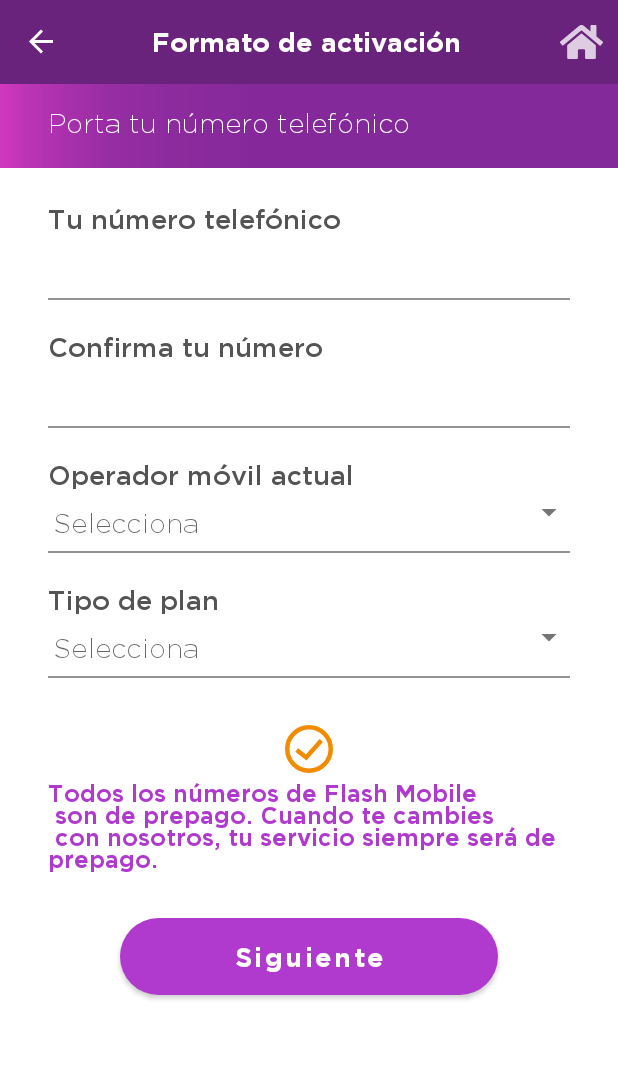
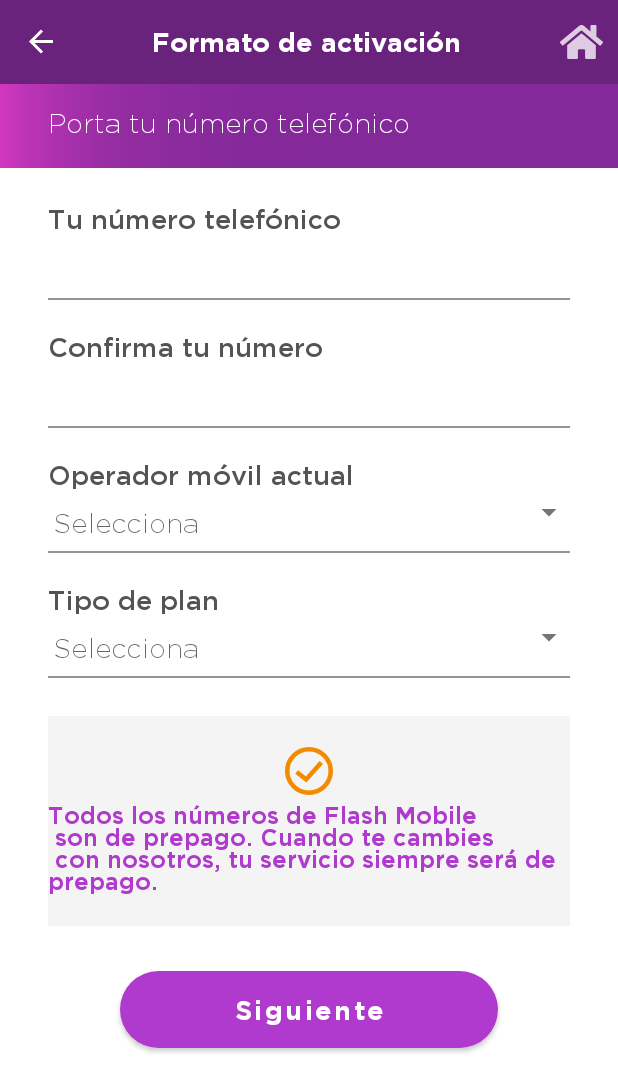
Before and after one commit to itsightconsulting/flash-mobile, an Android app: the FormPhoneFragment screen opened through its navigation route, on a phone screen of 412 x 824 dp. Shown: the top 1092 px of the screen. Run offline under Robolectric (Android 15) with nearby library versions, the phone set to English and light mode, and no system bars; our stand-ins replace Dagger/Hilt's generated code, RxJava, navigation-ui; libraries missing offline, so code that uses them is left out: com.google.zxing.integration; pictures from the network do not load; 1 statement that could not run was skipped.

Commit message:
fields only letter

```diff
--- a/app/src/main/java/com/itsight/flash/view/FormConfirmFragment.kt
+++ b/app/src/main/java/com/itsight/flash/view/FormConfirmFragment.kt
@@ -29,6 +29,12 @@
             val action = FormConfirmFragmentDirections.actionFormConfirmFragmentToTermsFragment()
             findNavController().navigate(action)
         }
+
+        btn_cancel.setOnClickListener({
+            val action = FormConfirmFragmentDirections.actionFormConfirmFragmentToFormFragment()
+            findNavController().navigate(action)
+        })
+
     }
 
     override fun onCreateOptionsMenu(menu: Menu, inflater: MenuInflater) {
--- a/app/src/main/java/com/itsight/flash/view/FormFragment.kt
+++ b/app/src/main/java/com/itsight/flash/view/FormFragment.kt
@@ -45,7 +45,13 @@
             .and()
             .valid(etEmail, true)
             .required()
+            .maxLength(320)
             .email()
+            .and()
+            .valid(etSponserTID, true)
+            .minLength(2)
+            .maxLength(10)
+            .validateNumber()
             .active()
 
 
--- a/app/src/main/java/com/itsight/flash/view/FormPhoneFragment.kt
+++ b/app/src/main/java/com/itsight/flash/view/FormPhoneFragment.kt
@@ -5,6 +5,7 @@
 import android.view.*
 import android.widget.AdapterView
 import android.widget.ArrayAdapter
+import android.widget.AutoCompleteTextView
 import androidx.fragment.app.Fragment
 import androidx.navigation.fragment.findNavController
 import com.google.android.material.snackbar.Snackbar
@@ -34,20 +35,33 @@
         super.onViewCreated(view, savedInstanceState)
 
         this.validatorMatrix =
-            MasterValidation().valid(etPhoneNumber, true, ::checkPortabilityArtificial).required()
+            MasterValidation()
+                .valid(etPhoneNumber, true, ::checkPortabilityArtificial)
+                .required()
+                .minLength(9)
+                .maxLength(9)
+                .validateNumber()
                 .and()
                 .valid(etConfirmPhoneNumber, true, ::checkPortabilityArtificial)
-                .equalsTo(etPhoneNumber).active()
+                .equalsTo(etPhoneNumber)
+                .and()
+                .valid(acMobileOperator)
+                .required()
+                .and()
+                .valid(acPlanType)
+                .required()
+                .active()
 
-        val adapter = ArrayAdapter(
-            context!!,
-            R.layout.dropdown_menu_popup_item,
-            arrayOf(1, 2, 3)
-        )
-        adapter.setDropDownViewResource(android.R.layout.simple_spinner_dropdown_item)
-        acPlanType.setAdapter(adapter)
+        val OperadorList = arrayOf("Bitel", "Claro", "Cuy", "Inkacel", "Movistar")
+        val TipoPlanList = arrayOf("Postpago", "Prepago")
+        setAdapterToElement(OperadorList, acMobileOperator)
+        setAdapterToElement(TipoPlanList, acPlanType)
 
         btn_continue.setOnClickListener {
+
+            val MobileOperator = acMobileOperator.text.toString()
+            val PlanType = acPlanType.text.toString()
+
             if (this.validatorMatrix.checkValidity()) {
                 val action =
                     FormPhoneFragmentDirections.actionFormPhoneFragmentToFormConfirmFragment()
@@ -69,4 +83,14 @@
         inflater.inflate(R.menu.main_menu, menu)
         super.onCreateOptionsMenu(menu, inflater)
     }
+
+    fun setAdapterToElement(listado: Array<String>, elemento: AutoCompleteTextView) {
+        val adapter = ArrayAdapter(
+            context!!,
+            R.layout.dropdown_menu_popup_item,
+            listado
+        )
+        adapter.setDropDownViewResource(android.R.layout.simple_spinner_dropdown_item)
+        elemento.setAdapter(adapter)
+    }
 }
--- a/app/src/main/res/layout/form_fragment.xml
+++ b/app/src/main/res/layout/form_fragment.xml
@@ -58,6 +58,7 @@
                 <com.google.android.material.textfield.TextInputEditText
                     android:id="@+id/etName"
                     style="@style/flash_edit_text"
+                    android:digits="áéíóúÁÉÍÓÚabcdefghijklmnñopqrstuvwxyzABCDEFGHIJKLMNÑOPQRSTUVWXYZ "
                     android:inputType="text"
                     android:text="" />
             </com.google.android.material.textfield.TextInputLayout>
@@ -82,6 +83,7 @@
                 <com.google.android.material.textfield.TextInputEditText
                     android:id="@+id/etLastName"
                     style="@style/flash_edit_text"
+                    android:digits="áéíóúÁÉÍÓÚabcdefghijklmnñopqrstuvwxyzABCDEFGHIJKLMNÑOPQRSTUVWXYZ "
                     android:inputType="text"
                     android:text="" />
             </com.google.android.material.textfield.TextInputLayout>
--- a/app/src/main/res/layout/form_phone_fragment.xml
+++ b/app/src/main/res/layout/form_phone_fragment.xml
@@ -87,7 +87,6 @@
                     android:inputType="number" />
             </com.google.android.material.textfield.TextInputLayout>
 
-
             <TextView
                 android:id="@+id/tvOperator"
                 style="@style/fields_name"
@@ -107,10 +106,6 @@
                 <AutoCompleteTextView
                     android:id="@+id/acMobileOperator"
                     style="@style/flash_input_dropdown"
-                    android:layout_width="match_parent"
-                    android:layout_height="wrap_content"
-                    android:cursorVisible="false"
-                    android:focusable="false"
                     android:hint="@string/select" />
             </com.google.android.material.textfield.TextInputLayout>
 
@@ -140,15 +135,14 @@
                     android:hint="@string/select" />
             </com.google.android.material.textfield.TextInputLayout>
 
-
             <LinearLayout
                 android:id="@+id/messageService"
                 android:layout_width="match_parent"
-                android:layout_height="wrap_content"
-                android:layout_marginTop="14dp"
-                android:backgroundTint="@color/gray"
+                android:layout_height="140dp"
+                android:layout_marginTop="20dp"
+                android:background="@color/light_gray"
+                android:gravity="center"
                 android:orientation="vertical"
-                android:paddingTop="12dp"
                 app:layout_constraintEnd_toEndOf="parent"
                 app:layout_constraintStart_toStartOf="parent"
                 app:layout_constraintTop_toBottomOf="@+id/txtPlanType">
@@ -184,10 +178,7 @@
                 app:layout_constraintStart_toStartOf="parent"
                 app:layout_constraintTop_toBottomOf="@id/messageService" />
 
-
         </androidx.constraintlayout.widget.ConstraintLayout>
 
     </androidx.constraintlayout.widget.ConstraintLayout>
-
-
 </androidx.core.widget.NestedScrollView>
--- a/app/src/main/res/navigation/mobile_navigation.xml
+++ b/app/src/main/res/navigation/mobile_navigation.xml
@@ -95,6 +95,9 @@
             app:exitAnim="@anim/slide_out_left"
             app:popEnterAnim="@anim/slide_in_left"
             app:popExitAnim="@anim/slide_out_right" />
+        <action
+            android:id="@+id/action_formConfirmFragment_to_formFragment"
+            app:destination="@id/formFragment" />
     </fragment>
     <fragment
         android:id="@+id/termsFragment"
```
